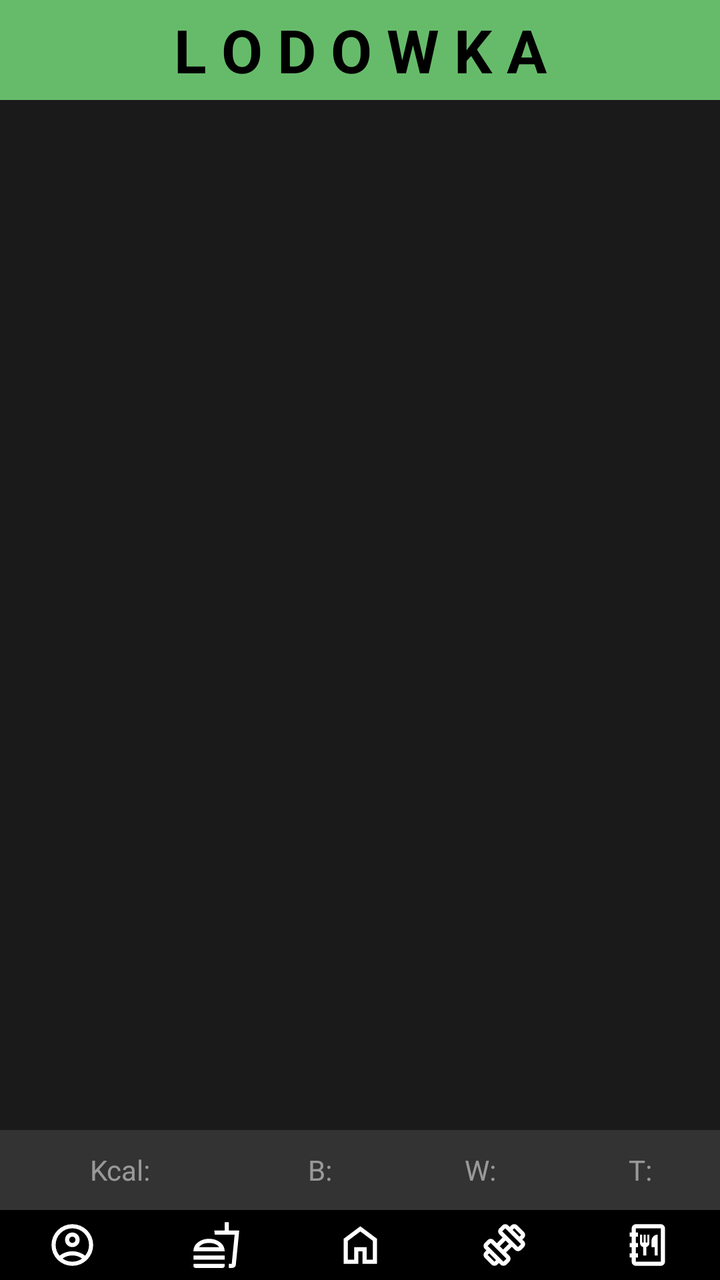
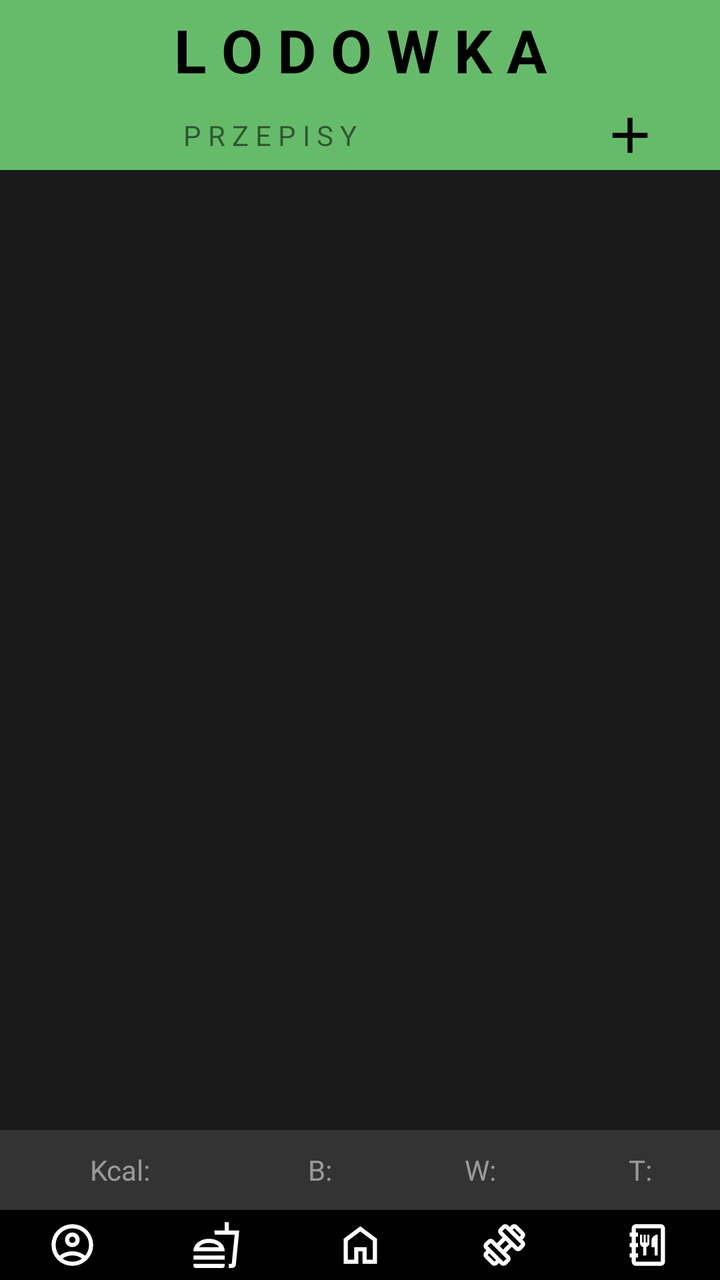

Compare the two renders of this Android layout. The source of the first and the diff that turns it into the second are given below.
<!-- AndroidManifest.xml: application theme Theme.AplikacjaGit -->
<!-- res/layout/lodowka.xml -->
<?xml version="1.0" encoding="utf-8"?>
<androidx.constraintlayout.widget.ConstraintLayout xmlns:android="http://schemas.android.com/apk/res/android"
    xmlns:app="http://schemas.android.com/apk/res-auto"
    xmlns:tools="http://schemas.android.com/tools"
    android:layout_width="match_parent"
    android:background="@color/background_color"
    android:layout_height="match_parent">

    <LinearLayout
        android:id="@+id/NawigacjaLayout"
        style="?android:attr/buttonBarStyle"
        android:layout_width="match_parent"
        android:layout_height="35dp"
        android:gravity="center_vertical"
        android:orientation="horizontal"
        app:layout_constraintEnd_toEndOf="parent"
        app:layout_constraintStart_toStartOf="parent"
        app:layout_constraintBottom_toBottomOf="parent">

        <ImageButton
            android:id="@+id/ProfilButton"
            style="?android:attr/buttonBarButtonStyle"
            android:layout_width="0dp"
            android:layout_height="match_parent"
            android:layout_weight="1"
            android:background="@color/button_color"
            android:src="@drawable/profil"
            android:textAlignment="center"
            android:textColor="#000000"/>

        <ImageButton
            android:id="@+id/DietaButton"
            style="?android:attr/buttonBarButtonStyle"
            android:layout_width="0dp"
            android:layout_height="match_parent"
            android:layout_weight="1"
            android:background="@color/button_color"
            android:textAlignment="center"
            android:src="@drawable/dieta"
            android:textColor="#000000" />

        <ImageButton
            android:id="@+id/HomeButton"
            style="?android:attr/buttonBarButtonStyle"
            android:layout_width="0dp"
            android:layout_height="match_parent"
            android:layout_weight="1"
            android:background="@color/button_color"
            android:src="@drawable/home"
            android:textAlignment="center"
            android:textColor="#000000" />

        <ImageButton
            android:id="@+id/TreningButton"
            style="?android:attr/buttonBarButtonStyle"
            android:layout_width="0dp"
            android:layout_height="match_parent"
            android:layout_weight="1"
            android:background="@color/button_color"
            android:src="@drawable/trening"
            android:textAlignment="center"
            android:textColor="#000000"/>

        <ImageButton
            android:id="@+id/LodowkaButton"
            style="?android:attr/buttonBarButtonStyle"
            android:layout_width="0dp"
            android:layout_height="match_parent"
            android:layout_weight="1"
            android:background="@color/button_color"
            android:src="@drawable/lodowka"
            android:textAlignment="center"
            android:textColor="#000000" />

    </LinearLayout>

    <LinearLayout
        android:gravity="center"
        android:id="@+id/gornyNapis"
        android:layout_width="match_parent"
        android:layout_height="50dp"
        app:layout_constraintStart_toStartOf="parent"
        app:layout_constraintEnd_toEndOf="parent"
        app:layout_constraintTop_toTopOf="parent">

        <TextView
            android:layout_width="match_parent"
            android:layout_height="match_parent"
            android:background="@color/green_400"
            android:text="L O D O W K A"
            android:gravity="center"
            android:textStyle="bold"
            android:textSize="30sp"
            android:textColor="@color/black">
        </TextView>

    </LinearLayout>

    <LinearLayout
        android:id="@+id/podsumowanie"
        android:layout_width="match_parent"
        android:layout_height="40dp"
        android:background="@color/grey_850"
        android:orientation="horizontal"
        app:layout_constraintBottom_toTopOf="@+id/NawigacjaLayout"
        app:layout_constraintEnd_toEndOf="parent"
        app:layout_constraintStart_toStartOf="parent">

        <TextView
            android:id="@+id/sumaKaloriiText"
            android:layout_width="0dp"
            android:layout_height="match_parent"
            android:layout_weight="3"
            android:textColor="@color/white_50"
            android:gravity="center"
            android:text="Kcal:"
            android:textSize="14sp" />

        <TextView
            android:id="@+id/sumaBialekText"
            android:layout_width="0dp"
            android:layout_height="match_parent"
            android:textColor="@color/white_50"
            android:layout_weight="2"
            android:gravity="center"
            android:text="B:" />

        <TextView
            android:id="@+id/sumaWeglowodanowText"
            android:layout_width="0dp"
            android:layout_height="match_parent"
            android:textColor="@color/white_50"
            android:layout_weight="2"
            android:gravity="center"
            android:text="W:" />

        <TextView
            android:id="@+id/sumaTluszczyText"
            android:textColor="@color/white_50"
            android:layout_width="0dp"
            android:layout_height="match_parent"
            android:layout_weight="2"
            android:gravity="center"
            android:text="T:" />
    </LinearLayout>

</androidx.constraintlayout.widget.ConstraintLayout>
<!-- resources referenced by this layout -->
<resources>
  <color name="background_color">@color/grey_925</color>
  <color name="black">#000000</color>
  <color name="button_color">@color/black</color>
  <color name="green_400">#66BB6A</color>
  <color name="grey_850">#333333</color>
  <color name="white_50">#80FFFFFF</color>
  <!-- drawable home (drawable) -->
  <vector xmlns:android="http://schemas.android.com/apk/res/android" android:height="25dp" android:tint="#FFFFFF" android:viewportHeight="960" android:viewportWidth="960" android:width="25dp">
        
      <path android:fillColor="@android:color/white" android:pathData="M240,760L360,760L360,520L600,520L600,760L720,760L720,400L480,220L240,400L240,760ZM160,840L160,360L480,120L800,360L800,840L520,840L520,600L440,600L440,840L160,840ZM480,490L480,490L480,490L480,490L480,490L480,490L480,490L480,490L480,490Z"/>
      
  </vector>
  <style name="Theme.AplikacjaGit" parent="android:Theme.Material.Light.NoActionBar" />
  <color name="grey_925">#1A1A1A</color>
  <!-- unchanged entries left out for length: 4 -->
</resources>

<!-- the commit's change to res/layout/lodowka.xml (unified diff, before → after) -->
@@ -6,6 +6,116 @@
     android:background="@color/background_color"
     android:layout_height="match_parent">
 
+
+    <androidx.constraintlayout.widget.ConstraintLayout
+        android:id="@+id/widokPrzepisyLayout"
+        android:layout_width="match_parent"
+        android:layout_height="match_parent"
+        android:layout_marginTop="85dp"
+        app:layout_constraintTop_toBottomOf="@id/gornyNapis">
+
+        <LinearLayout
+            android:layout_width="match_parent"
+            android:layout_height="wrap_content"
+            android:orientation="horizontal"
+            app:layout_constraintStart_toStartOf="parent"
+            app:layout_constraintTop_toTopOf="parent">
+
+            <androidx.recyclerview.widget.RecyclerView
+                android:id="@+id/widokPrzepisy"
+                android:layout_width="match_parent"
+                android:layout_height="wrap_content"
+                tools:listitem="@layout/przepis_item">
+
+            </androidx.recyclerview.widget.RecyclerView>
+
+        </LinearLayout>
+    </androidx.constraintlayout.widget.ConstraintLayout>
+
+    <androidx.constraintlayout.widget.ConstraintLayout
+        android:id="@+id/widokDodawaniePrzepisowLayout"
+        android:visibility="gone"
+        android:layout_width="match_parent"
+        android:layout_height="match_parent"
+        android:layout_marginTop="85dp"
+        app:layout_constraintTop_toBottomOf="@id/gornyNapis">
+
+        <LinearLayout
+            android:layout_width="match_parent"
+            android:layout_height="wrap_content"
+            android:orientation="vertical"
+            app:layout_constraintTop_toTopOf="parent">
+
+            <EditText
+                android:layout_width="match_parent"
+                android:textColor="@color/white"
+                android:layout_height="40dp"
+                android:backgroundTint="@color/white"
+                android:hint="Nazwa"
+                android:id="@+id/nazwa"
+                android:textColorHint="@color/white">
+            </EditText>
+
+            <EditText
+                android:layout_width="match_parent"
+                android:layout_height="wrap_content"
+                android:backgroundTint="@color/white"
+                android:hint="Opis"
+                android:id="@+id/opis"
+                android:inputType="textMultiLine"
+                android:gravity="top|start"
+                android:scrollHorizontally="false"
+                android:textColor="@color/white"
+                android:maxLines="10"
+                android:minLines="3"
+                android:overScrollMode="always"
+                android:textColorHint="@color/white">
+            </EditText>
+
+            <androidx.recyclerview.widget.RecyclerView
+                android:id="@+id/widokDodane"
+                android:layout_width="match_parent"
+                android:layout_height="wrap_content"
+                tools:itemCount="3"
+                tools:listitem="@layout/dodane_item" />
+
+            <LinearLayout
+                android:id="@+id/WyszukiwanieLayout"
+                android:layout_width="match_parent"
+                android:layout_height="40dp"
+                android:orientation="horizontal">
+
+                <EditText
+                    android:id="@+id/Wyszukiwanie"
+                    android:layout_width="0dp"
+                    android:layout_height="match_parent"
+                    android:textColor="@color/white"
+                    android:textColorHint="@color/white"
+                    android:backgroundTint="@color/white"
+                    android:layout_weight="3">
+
+                </EditText>
+
+                <ImageView
+                    android:layout_width="0dp"
+                    android:layout_height="match_parent"
+                    android:layout_weight="1"
+                    android:src="@drawable/szukaj">
+
+                </ImageView>
+            </LinearLayout>
+
+        <androidx.recyclerview.widget.RecyclerView
+            android:id="@+id/widokProdukty"
+            android:layout_width="match_parent"
+            android:layout_height="match_parent"
+            android:layout_marginTop="1dp"
+            app:layout_constraintStart_toStartOf="parent"
+            app:layout_constraintTop_toTopOf="parent"
+            tools:listitem="@layout/produkt_item" />
+        </LinearLayout>
+    </androidx.constraintlayout.widget.ConstraintLayout>
+
     <LinearLayout
         android:id="@+id/NawigacjaLayout"
         style="?android:attr/buttonBarStyle"
@@ -75,25 +185,93 @@
     </LinearLayout>
 
     <LinearLayout
+        android:id="@+id/gornyNapis"
+        android:layout_width="match_parent"
+        android:layout_height="50dp"
         android:gravity="center"
-        android:id="@+id/gornyNapis"
-        android:layout_width="match_parent"
-        android:layout_height="50dp"
+        app:layout_constraintEnd_toEndOf="parent"
         app:layout_constraintStart_toStartOf="parent"
-        app:layout_constraintEnd_toEndOf="parent"
         app:layout_constraintTop_toTopOf="parent">
 
         <TextView
             android:layout_width="match_parent"
             android:layout_height="match_parent"
             android:background="@color/green_400"
+            android:gravity="center"
             android:text="L O D O W K A"
+            android:textColor="@color/black"
+            android:textSize="30sp"
+            android:textStyle="bold">
+
+        </TextView>
+
+    </LinearLayout>
+
+    <LinearLayout
+        android:layout_width="match_parent"
+        android:id="@+id/gornynapisPrzepisy"
+        android:layout_height="35dp"
+        android:background="@color/green_400"
+        android:orientation="horizontal"
+        app:layout_constraintTop_toBottomOf="@+id/gornyNapis">
+
+        <TextView
+            android:layout_width="0dp"
+            android:layout_weight="3"
+            android:text="P R Z E P I S Y"
             android:gravity="center"
-            android:textStyle="bold"
-            android:textSize="30sp"
-            android:textColor="@color/black">
+            android:layout_height="match_parent">
+
         </TextView>
 
+        <ImageButton
+            android:layout_width="0dp"
+            android:layout_weight="1"
+            android:layout_height="match_parent"
+            android:id="@+id/dodajPrzepisOtworzOkno"
+            android:background="@color/green_400"
+            android:src="@drawable/ikonadodaj">
+
+        </ImageButton>
+    </LinearLayout>
+
+    <LinearLayout
+        android:layout_width="match_parent"
+        android:layout_height="35dp"
+        android:id="@+id/gornynapisDodajPrzepis"
+        android:visibility="gone"
+        android:background="@color/green_400"
+        android:orientation="horizontal"
+        app:layout_constraintTop_toBottomOf="@+id/gornyNapis">
+
+        <ImageButton
+            android:layout_width="0dp"
+            android:layout_weight="1"
+            android:layout_height="match_parent"
+            android:id="@+id/PowrotPrzepisButton"
+            android:background="@color/green_400"
+            android:src="@drawable/strzalka">
+
+        </ImageButton>
+
+        <TextView
+            android:layout_width="0dp"
+            android:layout_weight="2"
+            android:text="D O D A J      P R Z E P I S"
+            android:gravity="center"
+            android:layout_height="match_parent">
+
+        </TextView>
+
+        <ImageButton
+            android:layout_width="0dp"
+            android:id="@+id/dodajPrzepisButton"
+            android:layout_weight="1"
+            android:layout_height="match_parent"
+            android:background="@color/green_400"
+            android:src="@drawable/ikonadodaj">
+
+        </ImageButton>
     </LinearLayout>
 
     <LinearLayout
@@ -145,3 +323,355 @@
     </LinearLayout>
 
 </androidx.constraintlayout.widget.ConstraintLayout>
+<!-- res/layout/przepis_item.xml (included above) -->
+<?xml version="1.0" encoding="utf-8"?>
+    <androidx.cardview.widget.CardView xmlns:android="http://schemas.android.com/apk/res/android"
+        android:layout_width="match_parent"
+        xmlns:app="http://schemas.android.com/apk/res-auto"
+    android:alpha="0.8"
+        android:background="@color/green_500"
+        android:layout_height="wrap_content"
+        android:layout_marginVertical="1dp"
+        app:cardBackgroundColor="@color/grey_600">
+
+        <RelativeLayout
+            android:layout_width="match_parent"
+            android:layout_marginLeft="10dp"
+            android:layout_marginRight="10dp"
+            android:layout_height="248dp"
+            android:padding="0dp">
+
+            <LinearLayout
+                android:layout_width="match_parent"
+                android:layout_height="190dp"
+                android:layout_marginBottom="10dp"
+                android:orientation="horizontal"
+                android:layout_alignParentBottom="true">
+
+                <TextView
+                    android:layout_width="0dp"
+                    android:layout_height="match_parent"
+                    android:layout_weight="2"
+                    android:background="@color/grey_500"
+                    android:id="@+id/opis">
+                </TextView>
+
+                <androidx.recyclerview.widget.RecyclerView
+                    android:layout_width="0dp"
+                    android:id="@+id/produktyPotrzebne"
+                    android:layout_height="match_parent"
+                    android:background="@color/grey_550"
+                    android:layout_weight="1">
+                </androidx.recyclerview.widget.RecyclerView>
+
+            </LinearLayout>
+
+            <TextView
+                android:id="@+id/nazwa"
+                android:layout_width="wrap_content"
+                android:layout_height="48dp"
+                android:layout_alignParentStart="true"
+                android:layout_marginLeft="6dp"
+                android:gravity="center_vertical"
+                android:maxWidth="130dp"
+                android:text="Nazwa"
+                android:textSize="13sp" />
+
+            <LinearLayout
+                android:id="@+id/kalorycznoscInfo"
+                android:layout_width="120dp"
+                android:layout_height="48dp"
+                android:layout_alignParentEnd="true"
+                android:layout_marginEnd="20dp"
+                android:gravity="center_vertical"
+                android:orientation="vertical">
+
+                <TextView
+                    android:id="@+id/kalorycznosc"
+                    android:layout_width="match_parent"
+                    android:layout_height="20dp"
+                    android:layout_alignParentEnd="false"
+                    android:layout_centerVertical="true"
+                    android:gravity="center"
+                    android:text="kalorycznosc"
+                    android:textSize="14sp" />
+
+                <LinearLayout
+                    android:layout_width="match_parent"
+                    android:layout_height="match_parent"
+                    android:orientation="horizontal">
+
+
+                    <TextView
+                        android:id="@+id/bialka"
+                        android:layout_width="wrap_content"
+                        android:layout_height="match_parent"
+                        android:layout_weight="1"
+                        android:gravity="center_vertical"
+                        android:text="B"
+                        android:textSize="13sp" />
+
+                    <TextView
+                        android:id="@+id/weglowodany"
+                        android:layout_width="wrap_content"
+                        android:layout_height="match_parent"
+                        android:layout_weight="1"
+                        android:gravity="center_vertical"
+                        android:text="W"
+                        android:textSize="13sp" />
+
+                    <TextView
+                        android:id="@+id/tluszcze"
+                        android:layout_width="wrap_content"
+                        android:layout_height="match_parent"
+                        android:layout_weight="1"
+                        android:gravity="center_vertical"
+                        android:text="T"
+                        android:textSize="13sp" />
+                </LinearLayout>
+
+            </LinearLayout>
+
+            <TextView
+                android:id="@+id/iloscGram"
+                android:layout_width="50dp"
+                android:layout_height="48dp"
+                android:layout_marginEnd="30dp"
+                android:layout_toStartOf="@+id/kalorycznoscInfo"
+                android:gravity="center_vertical|end"
+                android:ems="10"
+     />
+
+            <TextView
+                android:id="@+id/g"
+                android:layout_width="20dp"
+                android:layout_height="48dp"
+                android:layout_marginRight="10dp"
+                android:gravity="center_vertical"
+                android:layout_toStartOf="@+id/kalorycznoscInfo"
+                android:text="g" />
+        </RelativeLayout>
+    </androidx.cardview.widget.CardView>
+<!-- res/layout/dodane_item.xml (included above) -->
+<?xml version="1.0" encoding="utf-8"?>
+<androidx.cardview.widget.CardView xmlns:android="http://schemas.android.com/apk/res/android"
+    android:layout_width="match_parent"
+    xmlns:app="http://schemas.android.com/apk/res-auto"
+    android:background="@color/green_500"
+    android:layout_height="wrap_content"
+    android:alpha="0.8"
+    android:layout_marginVertical="1dp"
+    app:cardBackgroundColor="@color/grey_600">
+
+    <RelativeLayout
+        android:layout_width="match_parent"
+        android:layout_marginLeft="10dp"
+        android:layout_marginRight="10dp"
+        android:layout_height="48dp"
+        android:padding="0dp">
+
+        <TextView
+            android:id="@+id/nazwa"
+            android:layout_width="wrap_content"
+            android:layout_height="match_parent"
+            android:layout_alignParentStart="true"
+            android:layout_centerVertical="true"
+            android:textSize="13sp"
+            android:maxWidth="130dp"
+            android:layout_marginLeft="6dp"
+            android:gravity="center_vertical"
+            android:text="Nazwa" />
+
+        <LinearLayout
+            android:id="@+id/kalorycznoscInfo"
+            android:layout_width="120dp"
+            android:layout_height="match_parent"
+            android:layout_toStartOf="@+id/UsunButton"
+            android:layout_marginEnd="8dp"
+            android:gravity="center_vertical"
+            android:orientation="vertical">
+
+            <TextView
+                android:id="@+id/kalorycznosc"
+                android:layout_width="match_parent"
+                android:gravity="center"
+                android:layout_height="20dp"
+                android:layout_alignParentEnd="false"
+                android:layout_centerVertical="true"
+                android:textSize="14sp"
+                android:text="kalorycznosc" />
+
+            <LinearLayout
+                android:layout_width="match_parent"
+                android:layout_height="match_parent"
+                android:orientation="horizontal">
+
+
+                <TextView
+                    android:id="@+id/bialka"
+                    android:layout_width="wrap_content"
+                    android:layout_height="match_parent"
+                    android:gravity="center_vertical"
+                    android:layout_weight="1"
+                    android:textSize="13sp"
+                    android:text="B" />
+
+                <TextView
+                    android:id="@+id/weglowodany"
+                    android:layout_width="wrap_content"
+                    android:gravity="center_vertical"
+                    android:layout_height="match_parent"
+                    android:textSize="13sp"
+                    android:layout_weight="1"
+                    android:text="W" />
+
+                <TextView
+                    android:id="@+id/tluszcze"
+                    android:layout_width="wrap_content"
+                    android:gravity="center_vertical"
+                    android:layout_height="match_parent"
+                    android:textSize="13sp"
+                    android:layout_weight="1"
+                    android:text="T" />
+            </LinearLayout>
+
+        </LinearLayout>
+
+        <ImageButton
+            android:id="@+id/UsunButton"
+            android:layout_width="50dp"
+            android:layout_height="50dp"
+            android:layout_alignParentEnd="true"
+            android:layout_centerVertical="true"
+            android:background="@color/grey_600"
+            android:src="@drawable/ikonausun" />
+
+        <TextView
+            android:id="@+id/iloscGram"
+            android:layout_width="50dp"
+            android:layout_height="match_parent"
+            android:gravity="center_vertical"
+            android:layout_marginEnd="20dp"
+            android:text="100g"
+            android:layout_toStartOf="@+id/kalorycznoscInfo"
+            android:ems="10"
+            android:inputType="number" />
+
+    </RelativeLayout>
+</androidx.cardview.widget.CardView>
+<!-- res/layout/produkt_item.xml (included above) -->
+<?xml version="1.0" encoding="utf-8"?>
+<androidx.cardview.widget.CardView xmlns:android="http://schemas.android.com/apk/res/android"
+    android:layout_width="match_parent"
+    xmlns:app="http://schemas.android.com/apk/res-auto"
+    android:background="@color/green_500"
+    android:layout_height="wrap_content"
+    android:alpha="0.8"
+    android:layout_marginVertical="1dp"
+    app:cardBackgroundColor="@color/grey_600">
+
+    <RelativeLayout
+        android:layout_width="match_parent"
+        android:layout_marginLeft="10dp"
+        android:layout_marginRight="10dp"
+        android:layout_height="48dp"
+        android:padding="0dp">
+
+        <TextView
+            android:id="@+id/nazwa"
+            android:layout_width="wrap_content"
+            android:layout_height="match_parent"
+            android:layout_alignParentStart="true"
+            android:layout_centerVertical="true"
+            android:textSize="13sp"
+            android:layout_marginLeft="6dp"
+            android:maxWidth="130dp"
+            android:gravity="center_vertical"
+            android:text="Nazwa" />
+
+        <LinearLayout
+            android:id="@+id/kalorycznoscInfo"
+            android:layout_width="120dp"
+            android:layout_height="match_parent"
+            android:layout_toStartOf="@+id/DodajButton"
+            android:layout_marginEnd="8dp"
+            android:gravity="center_vertical"
+            android:orientation="vertical">
+
+            <TextView
+                android:id="@+id/kalorycznosc"
+                android:layout_width="match_parent"
+                android:gravity="center"
+                android:layout_height="20dp"
+                android:layout_alignParentEnd="false"
+                android:layout_centerVertical="true"
+                android:textSize="14sp"
+                android:text="kalorycznosc" />
+
+            <LinearLayout
+                android:layout_width="match_parent"
+                android:layout_height="match_parent"
+                android:orientation="horizontal">
+
+
+                <TextView
+                    android:id="@+id/bialka"
+                    android:layout_width="wrap_content"
+                    android:layout_height="match_parent"
+                    android:gravity="center_vertical"
+                    android:layout_weight="1"
+                    android:textSize="13sp"
+                    android:text="B" />
+
+                <TextView
+                    android:id="@+id/weglowodany"
+                    android:layout_width="wrap_content"
+                    android:gravity="center_vertical"
+                    android:layout_height="match_parent"
+                    android:layout_weight="1" android:textSize="13sp"
+                    android:text="W" />
+
+                <TextView
+                    android:id="@+id/tluszcze"
+                    android:layout_width="wrap_content"
+                    android:gravity="center_vertical" android:textSize="13sp"
+                    android:layout_height="match_parent"
+                    android:layout_weight="1"
+                    android:text="T" />
+            </LinearLayout>
+
+        </LinearLayout>
+
+
+        <ImageButton
+            android:id="@+id/DodajButton"
+            android:layout_width="50dp"
+            android:background="@color/grey_600"
+            android:layout_height="60dp"
+            android:layout_alignParentEnd="true"
+            android:layout_centerVertical="true"
+            android:src="@drawable/ikonadodaj" />
+
+        <EditText
+            android:id="@+id/iloscGram"
+            android:layout_width="50dp"
+            android:layout_height="wrap_content"
+            android:layout_marginEnd="20dp"
+            android:layout_toStartOf="@+id/kalorycznoscInfo"
+            android:gravity="center_vertical|end"
+            android:ems="10"
+            android:hint="gramy"
+            android:inputType="number" />
+
+        <TextView
+            android:id="@+id/g"
+            android:layout_width="20dp"
+            android:layout_height="match_parent"
+            android:gravity="center_vertical"
+            android:layout_toStartOf="@+id/kalorycznoscInfo"
+            android:text="g" />
+
+
+
+    </RelativeLayout>
+</androidx.cardview.widget.CardView>
<!-- resource entries referenced after the edit -->
@@ -4,7 +4,12 @@
   <color name="black">#000000</color>
   <color name="button_color">@color/black</color>
   <color name="green_400">#66BB6A</color>
+  <color name="green_500">#4CAF50</color>
+  <color name="grey_500">#8E8E8E</color>
+  <color name="grey_550">#7E7E7E</color>
+  <color name="grey_600">#757575</color>
   <color name="grey_850">#333333</color>
+  <color name="white">#FFFFFF</color>
   <color name="white_50">#80FFFFFF</color>
   <!-- drawable home (drawable) -->
   <vector xmlns:android="http://schemas.android.com/apk/res/android" android:height="25dp" android:tint="#FFFFFF" android:viewportHeight="960" android:viewportWidth="960" android:width="25dp">
@@ -12,6 +17,37 @@
       <path android:fillColor="@android:color/white" android:pathData="M240,760L360,760L360,520L600,520L600,760L720,760L720,400L480,220L240,400L240,760ZM160,840L160,360L480,120L800,360L800,840L520,840L520,600L440,600L440,840L160,840ZM480,490L480,490L480,490L480,490L480,490L480,490L480,490L480,490L480,490Z"/>
       
   </vector>
+  <!-- drawable ikonadodaj (drawable) -->
+  <vector xmlns:android="http://schemas.android.com/apk/res/android" android:height="30dp" android:tint="#000000" android:viewportHeight="24" android:viewportWidth="24" android:width="30dp">
+        
+      <path android:fillColor="@android:color/white" android:pathData="M19,13h-6v6h-2v-6H5v-2h6V5h2v6h6v2z"/>
+      
+  </vector>
+  <!-- drawable ikonausun (drawable) -->
+  <vector xmlns:android="http://schemas.android.com/apk/res/android" android:height="30dp" android:tint="#000000" android:viewportHeight="24" android:viewportWidth="24" android:width="30dp">
+        
+      <path android:fillColor="@android:color/white" android:pathData="M6,19c0,1.1 0.9,2 2,2h8c1.1,0 2,-0.9 2,-2V7H6v12zM19,4h-3.5l-1,-1h-5l-1,1H5v2h14V4z"/>
+      
+  </vector>
+  <!-- drawable strzalka (drawable) -->
+  <vector xmlns:android="http://schemas.android.com/apk/res/android"
+      android:width="40dp"
+      android:height="40dp"
+      android:viewportWidth="960"
+      android:viewportHeight="960"
+      android:tint="#000000"
+      android:alpha="0.8"
+      android:autoMirrored="true">
+    <path
+        android:fillColor="@android:color/white"
+        android:pathData="M313,520L537,744L480,800L160,480L480,160L537,216L313,440L800,440L800,520L313,520Z"/>
+  </vector>
+  <!-- drawable szukaj (drawable) -->
+  <vector xmlns:android="http://schemas.android.com/apk/res/android" android:height="40dp" android:tint="#000000" android:viewportHeight="960" android:viewportWidth="960" android:width="40dp">
+        
+      <path android:fillColor="@android:color/white" android:pathData="M80,820L80,500L400,500L400,820L80,820ZM160,740L320,740L320,580L160,580L160,740ZM220,400L440,40L660,400L220,400ZM362,320L518,320L440,194L362,320ZM863,918L757,812Q736,826 711.5,833Q687,840 660,840Q585,840 532.5,787.5Q480,735 480,660Q480,585 532.5,532.5Q585,480 660,480Q735,480 787.5,532.5Q840,585 840,660Q840,686 833,710.5Q826,735 813,756L919,862L863,918ZM660,760Q702,760 731,731Q760,702 760,660Q760,618 731,589Q702,560 660,560Q618,560 589,589Q560,618 560,660Q560,702 589,731Q618,760 660,760ZM320,580L320,580L320,580L320,580ZM440,320L440,320L440,320Z"/>
+      
+  </vector>
   <style name="Theme.AplikacjaGit" parent="android:Theme.Material.Light.NoActionBar" />
   <color name="grey_925">#1A1A1A</color>
   <!-- unchanged entries left out for length: 4 -->
